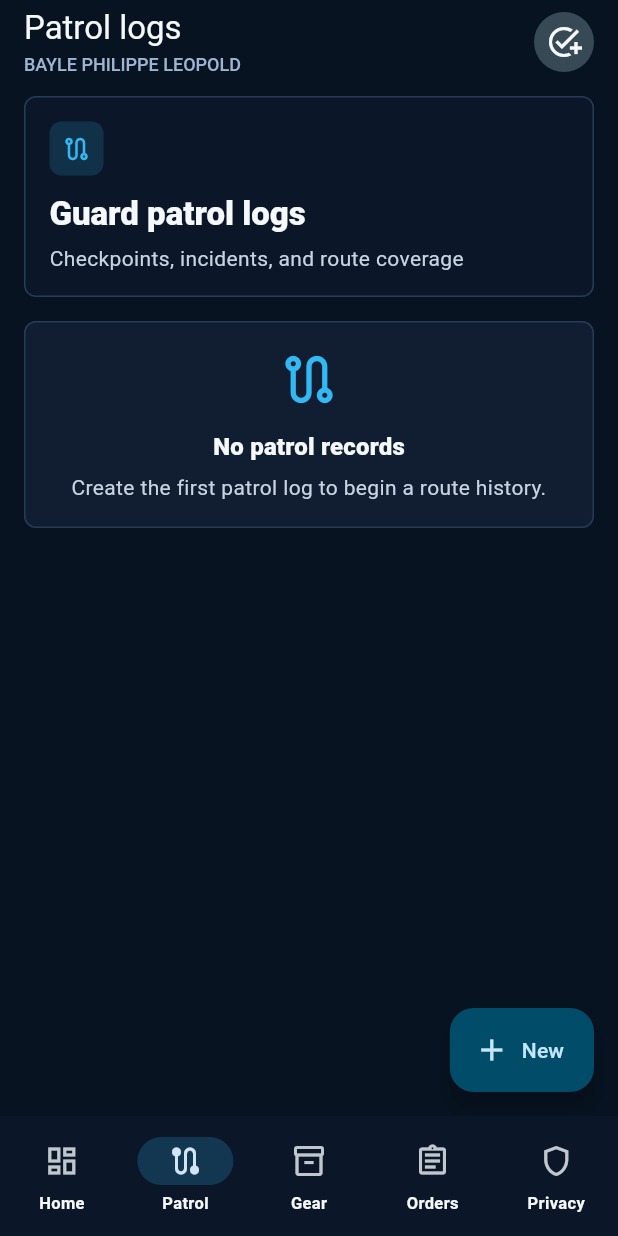
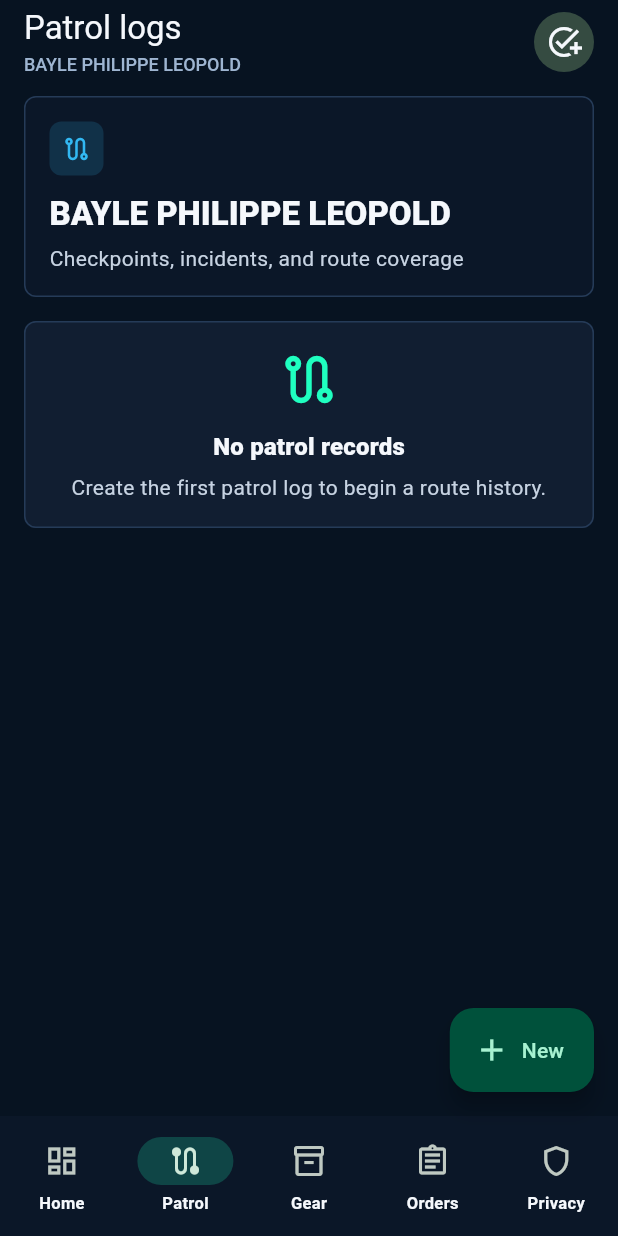
Before and after one commit to EOOrga/68d9d0fd1299230338cc81fd, a Flutter app: the screen it shows after launch, item 2 of the bottom bar chosen, on a phone screen of 412 x 824 dp. Run offline on Flutter 3.47's test engine with Material 3 defaults, Android fonts, the phone set to English and light mode, and no system bars; our stand-ins replace shared_preferences.

Commit message:
Create Flutter variant com.zenka.baylephilippeleopold

```diff
--- a/lib/main.dart
+++ b/lib/main.dart
@@ -28,9 +28,9 @@ class BayleOpsApp extends StatelessWidget {
 }
 
 ThemeData _buildTheme() {
-  const primary = Color(0xFF32B8F2);
-  const secondary = Color(0xFF16C7A6);
-  const tertiary = Color(0xFFF4B727);
+  const primary = Color(0xFF1FFFC0);
+  const secondary = Color(0xFF1FFF4F);
+  const tertiary = Color(0xFF5EFF1F);
   const purple = Color(0xFF8E63F2);
   const surface = Color(0xFF101B2D);
   const background = Color(0xFF071321);
@@ -355,7 +355,7 @@ class _OperationsShellState extends State<OperationsShell> {
     final pages = <Widget>[
       DashboardScreen(records: _records, onOpenRecord: _openDetail),
       KindRecordsScreen(
-        title: 'Guard patrol logs',
+        title: 'BAYLE PHILIPPE LEOPOLD',
         subtitle: 'Checkpoints, incidents, and route coverage',
         emptyText: 'Create the first patrol log to begin a route history.',
         kinds: const [RecordKind.patrolLog],
--- a/pubspec.yaml
+++ b/pubspec.yaml
@@ -1,4 +1,4 @@
-name: bayle_ops
+name: baylephilippeleopold
 description: "Local operations workspace for guard patrols, equipment, procurement, and supply ordering."
 publish_to: 'none'
 version: 1.0.0+1
@@ -26,6 +26,6 @@ flutter:
 flutter_launcher_icons:
   android: true
   image_path: "docs/icon.png"
-  adaptive_icon_background: "#071321"
-  adaptive_icon_foreground: "docs/icon.png"
+  adaptive_icon_background: "#5EFF1F"
+  adaptive_icon_foreground: docs/icon.png
   remove_alpha_android: true
```
Also changed, not shown: docs/icon.png, 10 other files.
